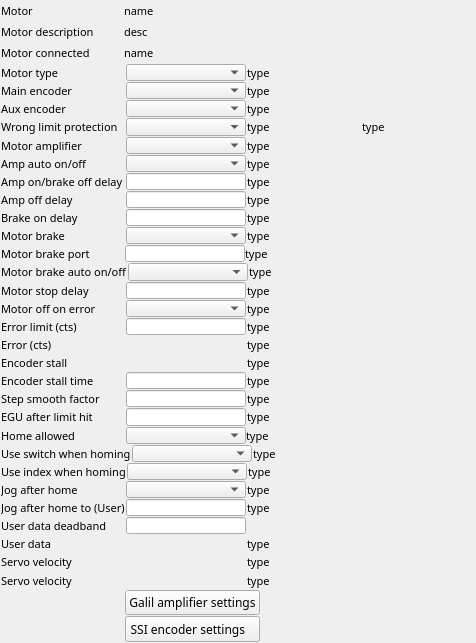
motorapp/Galil, file 3-5/GalilSup/op/ui/galil_motor_extras.ui: the form before one commit.
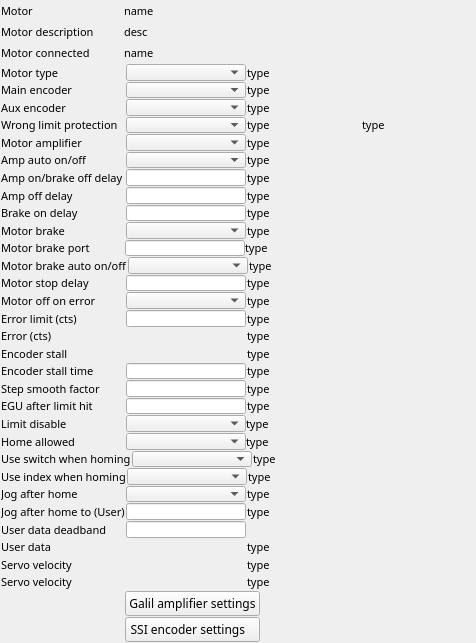
The form after the commit. Custom widgets are drawn as their Qt base class.

Commit message: Add ability to enable/disable hardware limits

```diff
--- a/3-5/GalilSup/op/ui/galil_motor_extras.ui
+++ b/3-5/GalilSup/op/ui/galil_motor_extras.ui
@@ -19,7 +19,7 @@
   <property name="windowTitle">
    <string>EFrame</string>
   </property>
-  <layout class="QVBoxLayout" name="verticalLayout" stretch="2,2,2,2,2,2,2,2,2,2,2,2,2,2,2,2,2,2,2,2,2,2,2,2,2,2,2,2,2,2,2,2,3,3">
+  <layout class="QVBoxLayout" name="verticalLayout" stretch="2,2,2,2,2,2,2,2,2,2,2,2,2,2,2,2,2,2,2,2,2,2,2,2,2,2,2,2,2,2,2,2,2,3,3">
    <property name="spacing">
     <number>1</number>
    </property>
@@ -1972,6 +1972,91 @@
      </item>
     </layout>
    </item>
+   <item>
+    <layout class="QHBoxLayout" name="horizontalLayout_30">
+     <property name="spacing">
+      <number>0</number>
+     </property>
+     <item>
+      <widget class="QLabel" name="label_37">
+       <property name="sizePolicy">
+        <sizepolicy hsizetype="Fixed" vsizetype="Preferred">
+         <horstretch>0</horstretch>
+         <verstretch>0</verstretch>
+        </sizepolicy>
+       </property>
+       <property name="minimumSize">
+        <size>
+         <width>125</width>
+         <height>0</height>
+        </size>
+       </property>
+       <property name="font">
+        <font>
+         <family>Abyssinica SIL</family>
+         <pointsize>8</pointsize>
+        </font>
+       </property>
+       <property name="text">
+        <string>Limit disable</string>
+       </property>
+      </widget>
+     </item>
+     <item>
+      <widget class="QEComboBox" name="qecombobox_14">
+       <property name="sizePolicy">
+        <sizepolicy hsizetype="Fixed" vsizetype="Preferred">
+         <horstretch>0</horstretch>
+         <verstretch>0</verstretch>
+        </sizepolicy>
+       </property>
+       <property name="minimumSize">
+        <size>
+         <width>120</width>
+         <height>1</height>
+        </size>
+       </property>
+       <property name="font">
+        <font>
+         <family>Abyssinica SIL</family>
+         <pointsize>8</pointsize>
+        </font>
+       </property>
+       <property name="variable" stdset="0">
+        <string>$(DMC)$(M)_LIMITDISABLE_CMD</string>
+       </property>
+      </widget>
+     </item>
+     <item>
+      <widget class="QELabel" name="qelabel_37">
+       <property name="sizePolicy">
+        <sizepolicy hsizetype="Minimum" vsizetype="Preferred">
+         <horstretch>0</horstretch>
+         <verstretch>0</verstretch>
+        </sizepolicy>
+       </property>
+       <property name="font">
+        <font>
+         <family>Abyssinica SIL</family>
+         <pointsize>8</pointsize>
+        </font>
+       </property>
+       <property name="layoutDirection">
+        <enum>Qt::LeftToRight</enum>
+       </property>
+       <property name="alignment">
+        <set>Qt::AlignLeading|Qt::AlignLeft|Qt::AlignVCenter</set>
+       </property>
+       <property name="variable" stdset="0">
+        <string>$(DMC)$(M)_LIMITDISABLE_STATUS</string>
+       </property>
+       <property name="text">
+        <string>type</string>
+       </property>
+      </widget>
+     </item>
+    </layout>
+   </item>
    <item>
     <layout class="QHBoxLayout" name="horizontalLayout_15">
      <property name="spacing">
```
The commit also changes 5 other files.
